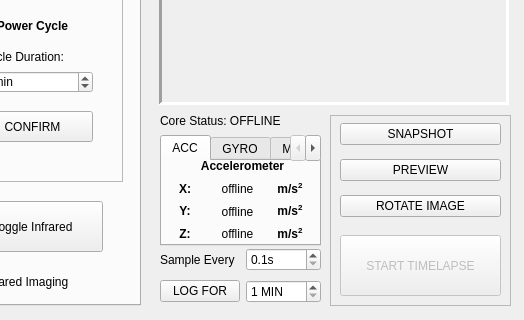
First picture: the form in _ui/Clinostat.ui, repository CoCl-Jerry/SciSpin_Max_Dev, before the edit; both pictures show x 500 to 1024 and y 255 to 575 of the 1024 by 575 pixel window.
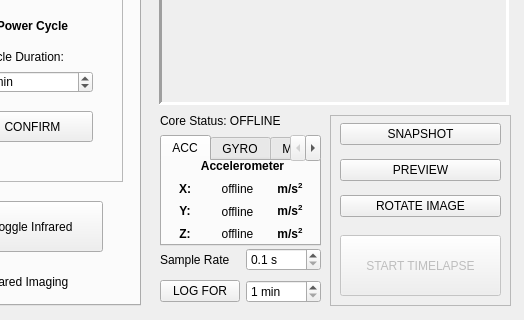
Second picture: the form after the edit. Icons and pictures are not drawn.

```diff
--- a/_ui/Clinostat.ui
+++ b/_ui/Clinostat.ui
@@ -2027,7 +2027,7 @@
      <item row="1" column="1">
       <widget class="QSpinBox" name="log_spinBox">
        <property name="suffix">
-        <string> MIN</string>
+        <string> min</string>
        </property>
        <property name="minimum">
         <number>1</number>
@@ -2044,14 +2044,14 @@
      <item row="0" column="0">
       <widget class="QLabel" name="label">
        <property name="text">
-        <string>Sample Every</string>
+        <string>Sample Rate</string>
        </property>
       </widget>
      </item>
      <item row="0" column="1">
       <widget class="QDoubleSpinBox" name="sample_doubleSpinBox">
        <property name="suffix">
-        <string>s</string>
+        <string> s</string>
        </property>
        <property name="decimals">
         <number>1</number>
```
